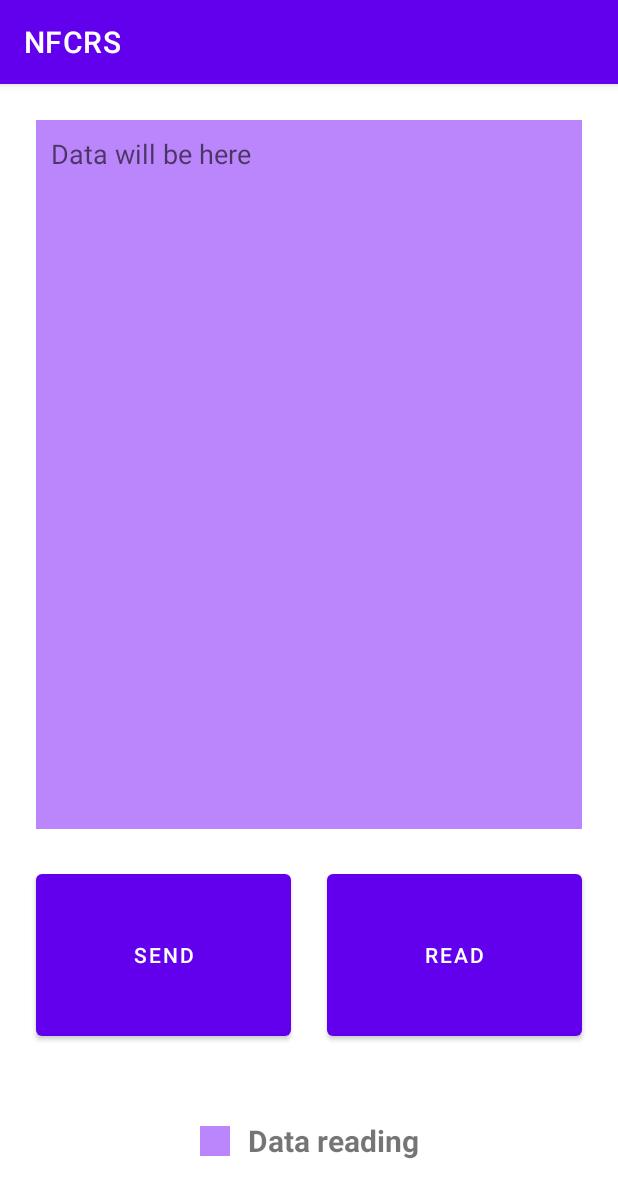
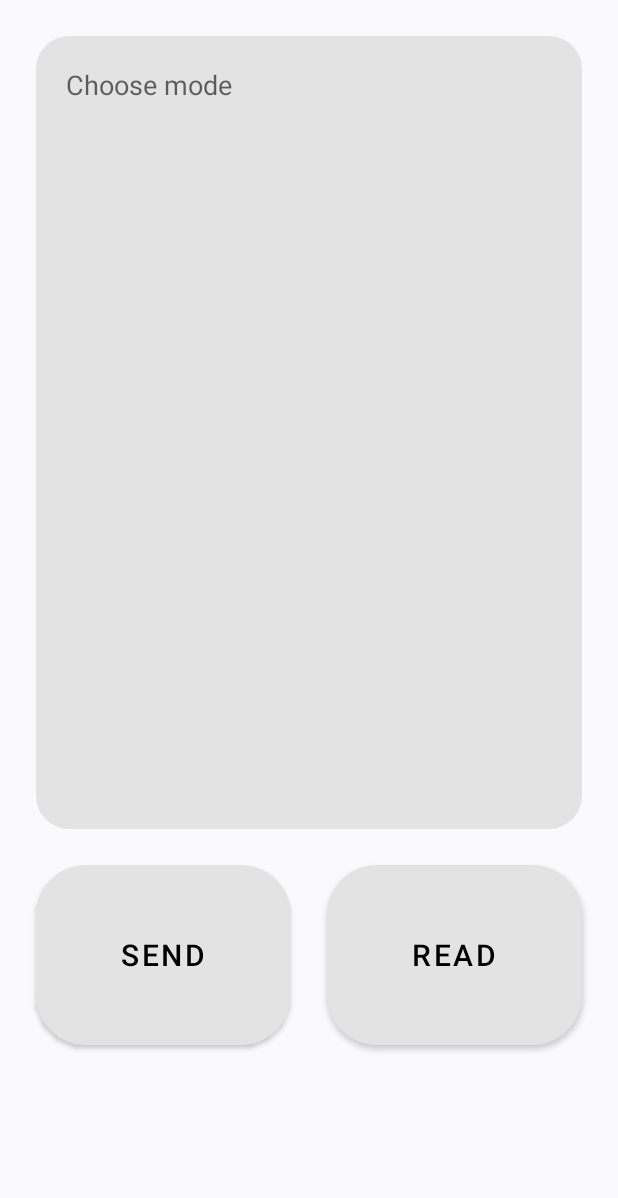
Before and after one commit to Xek0mb1k/NFC_RS, an Android app: the screen it shows after launch (MainActivity), on a phone screen of 412 x 824 dp. Shown: the top 1198 px of the screen. Run offline under Robolectric (Android 15) with nearby library versions, the phone set to English and light mode, and no system bars.

Commit message:
End base UI

```diff
--- a/app/src/main/java/com/xekombik/nfcrg/MainActivity.kt
+++ b/app/src/main/java/com/xekombik/nfcrg/MainActivity.kt
@@ -2,10 +2,16 @@ package com.xekombik.nfcrg
 
 import androidx.appcompat.app.AppCompatActivity
 import android.os.Bundle
+import com.xekombik.nfcrg.databinding.ActivityMainBinding
 
 class MainActivity : AppCompatActivity() {
+    private lateinit var binding: ActivityMainBinding
     override fun onCreate(savedInstanceState: Bundle?) {
         super.onCreate(savedInstanceState)
-        setContentView(R.layout.activity_main)
+        binding = ActivityMainBinding.inflate(layoutInflater)
+        val view = binding.root
+        setContentView(view)
+
+
     }
 }
--- a/app/src/main/java/com/xekombik/nfcrg/MainFragment.kt
+++ b/app/src/main/java/com/xekombik/nfcrg/MainFragment.kt
@@ -1,24 +1,60 @@
 package com.xekombik.nfcrg
 
+import android.graphics.drawable.AnimationDrawable
 import android.os.Bundle
 import androidx.fragment.app.Fragment
 import android.view.LayoutInflater
 import android.view.View
+import android.view.View.VISIBLE
 import android.view.ViewGroup
+import com.xekombik.nfcrg.databinding.FragmentMainBinding
+
+class MainFragment : Fragment() {
+    private var _binding: FragmentMainBinding? = null
+
+    private val binding get() = _binding!!
+
+        override fun onCreateView(
+        inflater: LayoutInflater, container: ViewGroup?,
+        savedInstanceState: Bundle?
+    ): View {
+
+        _binding = FragmentMainBinding.inflate(inflater, container, false)
+        val animCircle = binding.animationCircle.background as AnimationDrawable
+        binding.sendDataButton.setOnClickListener {
+            sendData()
 
 
+            animCircle.start()
+        }
+
+        binding.readDataButton.setOnClickListener {
+            readData()
+            animCircle.start()
+        }
 
 
-
-class MainFragment : Fragment() {
-
-    override fun onCreateView(
-        inflater: LayoutInflater, container: ViewGroup?,
-        savedInstanceState: Bundle?
-    ): View? {
-
-        return inflater.inflate(R.layout.fragment_main, container, false)
+        return binding.root
     }
 
+    private fun sendData() {
+        binding.animationCircle.visibility = VISIBLE
+        binding.modeTextView.visibility = VISIBLE
+        binding.modeTextView.text = getText(R.string.data_sending)
+        binding.editText.hint = "Enter text..."
+    }
 
+    private fun readData() {
+        binding.animationCircle.visibility = VISIBLE
+        binding.modeTextView.visibility = VISIBLE
+        binding.modeTextView.text = getText(R.string.data_reading)
+        binding.editText.hint = "Data will be here"
+
+
+    }
+
+    override fun onDestroyView() {
+        super.onDestroyView()
+        _binding = null
+    }
 }
--- /dev/null
+++ b/app/src/main/res/drawable/animation_circle.xml
@@ -0,0 +1,13 @@
+<?xml version="1.0" encoding="utf-8"?>
+<animation-list xmlns:android="http://schemas.android.com/apk/res/android">
+    <item android:duration="700">
+        <shape android:shape="oval">
+            <solid android:color="#FFFF3E3E"/>
+        </shape>
+    </item>
+    <item android:duration="700">
+        <shape android:shape="oval">
+            <solid android:color="#00000000"/>
+        </shape>
+    </item>
+</animation-list>
--- /dev/null
+++ b/app/src/main/res/drawable/button_background.xml
@@ -0,0 +1,11 @@
+<?xml version="1.0" encoding="utf-8"?>
+
+<ripple xmlns:android="http://schemas.android.com/apk/res/android"
+    android:color="?attr/rippleColor">
+    <item>
+        <shape android:shape="rectangle">
+            <solid android:color="@color/black" />
+            <corners android:radius="33dp" />
+        </shape>
+    </item>
+</ripple>
--- /dev/null
+++ b/app/src/main/res/drawable/edit_text_background.xml
@@ -0,0 +1,9 @@
+<?xml version="1.0" encoding="utf-8"?>
+<selector xmlns:android="http://schemas.android.com/apk/res/android">
+    <item>
+        <shape android:shape="rectangle">
+            <solid android:color="?attr/colorPrimary"/>
+            <corners android:radius="22dp" />
+        </shape>
+    </item>
+</selector>
--- a/app/src/main/res/layout/fragment_error.xml
+++ b/app/src/main/res/layout/fragment_error.xml
@@ -43,6 +43,8 @@
             android:id="@+id/button"
             android:layout_width="match_parent"
             android:layout_height="wrap_content"
+            android:background="@drawable/button_background"
+            android:textColor="?attr/titleTextColor"
             android:layout_gravity="center_horizontal"
             android:layout_marginStart="44dp"
             android:layout_marginEnd="44dp"
--- a/app/src/main/res/layout/fragment_main.xml
+++ b/app/src/main/res/layout/fragment_main.xml
@@ -3,11 +3,10 @@
     xmlns:tools="http://schemas.android.com/tools"
     android:layout_width="match_parent"
     android:layout_height="match_parent"
-    tools:context=".MainFragment">
+    tools:context=".MainFragment"
+    android:background="?attr/backgroundColor">
 
-    <androidx.constraintlayout.widget.ConstraintLayout xmlns:android="http://schemas.android.com/apk/res/android"
-        xmlns:app="http://schemas.android.com/apk/res-auto"
-        xmlns:tools="http://schemas.android.com/tools"
+    <androidx.constraintlayout.widget.ConstraintLayout xmlns:app="http://schemas.android.com/apk/res-auto"
         android:layout_width="match_parent"
         android:layout_height="match_parent"
         tools:context=".MainActivity">
@@ -19,15 +18,14 @@
             android:layout_margin="24dp"
             android:layout_weight="1"
             android:autofillHints=""
-            android:background="@color/purple_200"
+            android:background="@drawable/edit_text_background"
             android:gravity="top"
             android:hint="@string/edit_text_text"
             android:inputType="textCapSentences|textMultiLine"
-            android:maxLength="2000"
-            android:padding="10dp"
-            app:autoSizeMaxTextSize="30sp"
-            app:autoSizeMinTextSize="5sp"
-            app:autoSizeTextType="uniform"
+            android:padding="20dp"
+            android:scrollbars="vertical"
+            android:scrollHorizontally="true"
+
             app:layout_constraintBottom_toTopOf="@+id/read_data_button"
             app:layout_constraintEnd_toEndOf="parent"
             app:layout_constraintStart_toStartOf="parent"
@@ -36,54 +34,54 @@
         <Button
             android:id="@+id/read_data_button"
             style="@style/ButtonStyle"
-            android:text="Read"
-            app:layout_constraintBottom_toTopOf="@+id/textView"
+            android:background="@drawable/button_background"
+            android:text="@string/read"
+            android:textColor="?attr/titleTextColor"
+            android:textSize="20sp"
+            app:layout_constraintBottom_toTopOf="@+id/modeTextView"
             app:layout_constraintEnd_toEndOf="parent"
             app:layout_constraintHorizontal_bias="0.5"
             app:layout_constraintStart_toEndOf="@+id/send_data_button" />
 
         <Button
             android:id="@+id/send_data_button"
+            style="@style/ButtonStyle"
             android:layout_marginStart="24dp"
-            style="@style/ButtonStyle"
-            android:text="Send"
-            app:layout_constraintBottom_toTopOf="@+id/textView"
+            android:background="@drawable/button_background"
+            android:elevation="2dp"
+            android:text="@string/send"
+            android:textColor="?attr/titleTextColor"
+            android:textSize="20sp"
+            app:layout_constraintBottom_toTopOf="@+id/modeTextView"
             app:layout_constraintEnd_toStartOf="@+id/read_data_button"
             app:layout_constraintHorizontal_bias="0.5"
             app:layout_constraintStart_toStartOf="parent" />
 
         <View
-            android:id="@+id/view"
+            android:id="@+id/animation_circle"
             android:layout_width="20dp"
             android:layout_height="20dp"
             android:layout_marginEnd="12dp"
 
-            android:background="@color/purple_200"
-            app:layout_constraintBottom_toBottomOf="@+id/textView"
-            app:layout_constraintEnd_toStartOf="@+id/textView"
+            android:background="@drawable/animation_circle"
+            app:layout_constraintBottom_toBottomOf="@+id/modeTextView"
+            app:layout_constraintEnd_toStartOf="@+id/modeTextView"
             app:layout_constraintHorizontal_bias="0.5"
             app:layout_constraintHorizontal_chainStyle="packed"
             app:layout_constraintStart_toStartOf="parent"
-            app:layout_constraintTop_toTopOf="@+id/textView" />
+            app:layout_constraintTop_toTopOf="@+id/modeTextView"
+            android:visibility="invisible"/>
 
         <TextView
-            android:id="@+id/textView"
+            android:id="@+id/modeTextView"
             android:layout_width="wrap_content"
             android:layout_height="wrap_content"
             android:layout_marginBottom="50dp"
-            android:text="Data reading"
             android:textSize="20sp"
             android:textStyle="bold"
             app:layout_constraintBottom_toBottomOf="parent"
             app:layout_constraintEnd_toEndOf="parent"
-            app:layout_constraintStart_toEndOf="@id/view"
-
-            />
-
-        <androidx.constraintlayout.widget.Group
-            android:id="@+id/group"
-            android:layout_width="wrap_content"
-            android:layout_height="wrap_content"
-            app:constraint_referenced_ids="view,textView" />
+            app:layout_constraintStart_toEndOf="@id/animation_circle"
+            android:visibility="invisible"/>
     </androidx.constraintlayout.widget.ConstraintLayout>
 </FrameLayout>
--- a/app/src/main/res/values-night/themes.xml
+++ b/app/src/main/res/values-night/themes.xml
@@ -1,9 +1,12 @@
 <resources xmlns:tools="http://schemas.android.com/tools">
     <!-- Base application theme. -->
-    <style name="Theme.NFCRS" parent="Theme.MaterialComponents.DayNight.DarkActionBar">
+    <style name="Theme.NFCRS" parent="Theme.MaterialComponents.DayNight.NoActionBar">
         <!-- Primary brand color. -->
-        <item name="colorPrimary">@color/purple_200</item>
-        <item name="colorPrimaryVariant">@color/purple_700</item>
+        <item name="android:colorForeground">@color/white</item>
+        <item name="android:windowLightStatusBar" tools:targetApi="m">false</item>
+
+        <item name="colorPrimary">@color/gray_dark</item>
+        <item name="colorPrimaryVariant">@color/black</item>
         <item name="colorOnPrimary">@color/black</item>
         <!-- Secondary brand color. -->
         <item name="colorSecondary">@color/teal_200</item>
@@ -12,5 +15,12 @@
         <!-- Status bar color. -->
         <item name="android:statusBarColor">?attr/colorPrimaryVariant</item>
         <!-- Customize your theme here. -->
+        <item name="rippleColor">#33000000</item>
+
+        <item name="titleTextColor">@color/white</item>
+        <item name="android:textColor">@color/white</item>
+        <item name="editTextColor">@color/white</item>
+
+        <item name="backgroundColor">@color/black</item>
     </style>
 </resources>
--- a/app/src/main/res/values/colors.xml
+++ b/app/src/main/res/values/colors.xml
@@ -7,4 +7,7 @@
     <color name="teal_700">#FF018786</color>
     <color name="black">#FF000000</color>
     <color name="white">#FFFFFFFF</color>
+    <color name="gray_light">#FFE3E3E3</color>
+    <color name="gray_dark">#FF474747</color>
+
 </resources>
--- a/app/src/main/res/values/strings.xml
+++ b/app/src/main/res/values/strings.xml
@@ -1,10 +1,14 @@
 <resources>
     <string name="app_name">NFCRS</string>
-    <string name="edit_text_text">Data will be here</string>
-    <!-- TODO: Remove or change this placeholder text -->
+    <string name="edit_text_text">Choose mode</string>
+
     <string name="hello_blank_fragment">Hello blank fragment</string>
     <string name="error">Error</string>
     <string name="nfc_not_available">NFC not available</string>
     <string name="you_don_t_have_an_nfc_module">You don\'t have an NFC module</string>
     <string name="ok">OK</string>
+    <string name="data_reading">Data reading</string>
+    <string name="data_sending">Data sending</string>
+    <string name="read">Read</string>
+    <string name="send">Send</string>
 </resources>
--- a/app/src/main/res/values/themes.xml
+++ b/app/src/main/res/values/themes.xml
@@ -1,9 +1,12 @@
 <resources xmlns:tools="http://schemas.android.com/tools">
     <!-- Base application theme. -->
-    <style name="Theme.NFCRS" parent="Theme.MaterialComponents.DayNight.DarkActionBar">
+    <style name="Theme.NFCRS" parent="Theme.MaterialComponents.DayNight.NoActionBar">
         <!-- Primary brand color. -->
-        <item name="colorPrimary">@color/purple_500</item>
-        <item name="colorPrimaryVariant">@color/purple_700</item>
+        <item name="android:colorForeground">@color/black</item>
+        <item name="android:windowLightStatusBar" tools:targetApi="m">true</item>
+
+        <item name="colorPrimary">@color/gray_light</item>
+        <item name="colorPrimaryVariant">#FFFAFAFC</item>
         <item name="colorOnPrimary">@color/white</item>
         <!-- Secondary brand color. -->
         <item name="colorSecondary">@color/teal_200</item>
@@ -12,5 +15,16 @@
         <!-- Status bar color. -->
         <item name="android:statusBarColor">?attr/colorPrimaryVariant</item>
         <!-- Customize your theme here. -->
+
+        <item name="rippleColor">#33FFFFFF</item>
+
+        <item name="titleTextColor">@color/black</item>
+        <item name="android:textColor">@color/black</item>
+        <item name="editTextColor">@color/black</item>
+
+        <item name="backgroundColor">#FFFAFAFC</item>
+
     </style>
+
+
 </resources>
```
Also changed, not shown: app/build.gradle (+7 -4 lines).
